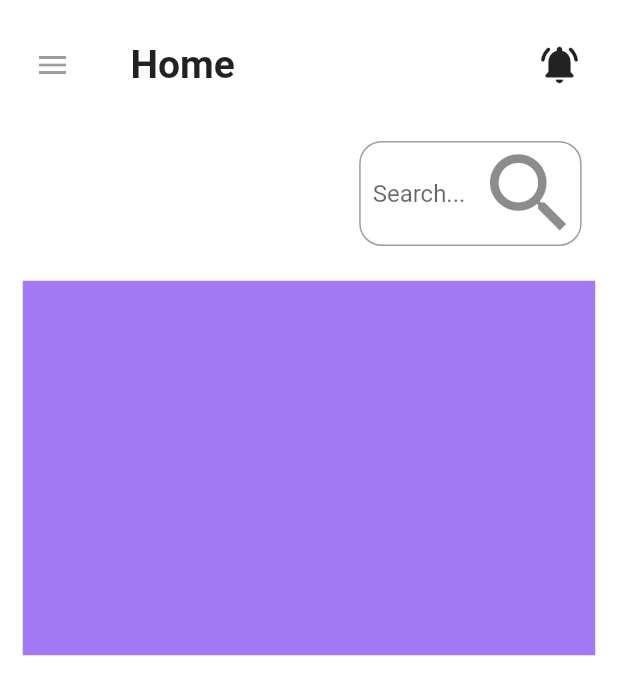
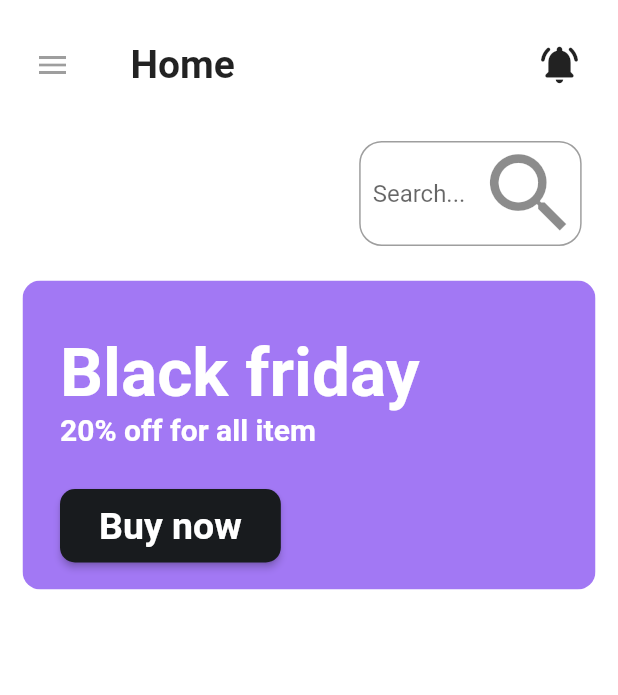
Before and after one commit to Alfraganus/flutter-tutorial-template-1, a Flutter app: the screen it shows after launch, on a phone screen of 412 x 824 dp. Shown: the top 695 px of the screen. Run offline on Flutter 3.47's test engine with Material 2 defaults, Android fonts, the phone set to English and light mode, and no system bars.

Commit message:
Black friday is done

```diff
--- a/lib/screens/home/blackFriday.dart
+++ b/lib/screens/home/blackFriday.dart
@@ -5,9 +5,54 @@ class BlackFriday extends StatelessWidget {
   @override
   Widget build(BuildContext context) {
     return ClipRRect(
+      borderRadius:BorderRadius.all(Radius.circular(12.0)),
       child: Container(
-        height: 250,
+        alignment: Alignment.topLeft,
+        width: MediaQuery.of(context).size.width,
+        padding: EdgeInsets.only(top: 35,bottom: 25,left: 25,right: 15),
+        height: MediaQuery.of(context).size.height*0.25,
         color:  Color.fromRGBO(162, 120, 244, 1),
+        child: Column(
+          crossAxisAlignment: CrossAxisAlignment.start,
+          children: [
+            RichText(
+              textAlign: TextAlign.left,
+                text: TextSpan (
+                    children: [
+                      TextSpan(text: 'Black friday \n',style: TextStyle(
+                          fontWeight: FontWeight.bold,
+                          fontSize: 45,
+                          color: Colors.white
+                      )),
+                      TextSpan(text: '20% off for all item',style: TextStyle(
+                          fontWeight: FontWeight.bold,
+                          fontSize: 20,
+                          color: Colors.white
+                      )),
+                    ]
+                )
+            ),
+            Padding(
+              padding: EdgeInsets.only(top: 28),
+              child: ElevatedButton(
+                style: ElevatedButton.styleFrom(
+                  primary: Color.fromRGBO(24, 27, 30, 1),
+                  shape: RoundedRectangleBorder(
+                    borderRadius: BorderRadius.all(Radius.circular(10))
+                  )
+                ),
+                onPressed: () {},
+                child: Padding(
+                  padding: EdgeInsets.all(10),
+                  child: const Text('Buy now',style: TextStyle(
+                    fontSize: 25,
+                    fontWeight: FontWeight.bold
+                  ),),
+                ),
+              ),
+            ),
+          ],
+        ),
       ),
     );
   }
```
